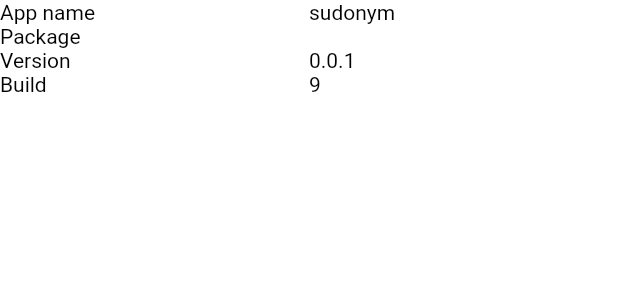
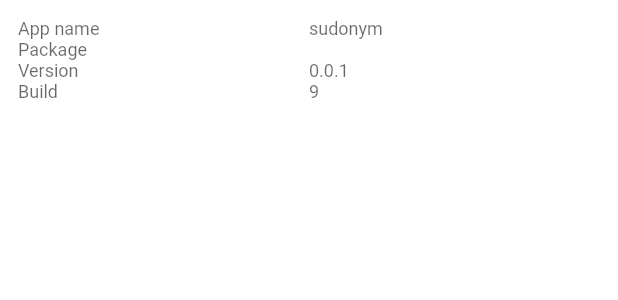
Before and after one commit to sudonym-btc/sudonym, a Flutter app: the AboutSection widget shown alone on an empty page, opened directly, on a phone screen of 412 x 824 dp. Shown: the top 300 px of the screen. Run offline on Flutter 3.47's test engine with Material 2 defaults, Android fonts, the phone set to English and light mode, and no system bars; our stand-ins replace app_links, auto_animated, dartz, dio, equatable, extended_masked_text and 21 more; missing offline and left inert: app_links_web, clipboard, firebase_app_installations_web, firebase_auth_mocks, firebase_auth_web and 12 more; accounts and stored records are empty; generated files the repository leaves out were written again; statements that could not run were skipped; project files that could hold a hidden picture were left out.

Commit message:
inv amount

```diff
--- a/app/lib/logic/bloc/entity/receiver.cubit.dart
+++ b/app/lib/logic/bloc/entity/receiver.cubit.dart
@@ -19,8 +19,9 @@ class ReceiverCubit
   @override
   listenChanges() {
     receiveSubscription ??= repository.events.stream.listen((dynamic event) {
-      if (state.entity != null) {
-        if (event['data']['id'] == state.entity!.id) {
+      if (state.entity != null && event.name == "receiver.received") {
+        if (event.data['id'] == state.entity!.id ||
+            event.data['parentId'] == state.entity!.id) {
           try {
             print("playing sound");
             FlutterRingtonePlayer.playNotification();
--- a/app/lib/presentation/pages/contact/contact.dart
+++ b/app/lib/presentation/pages/contact/contact.dart
@@ -8,7 +8,7 @@ class ContactPage extends StatelessWidget {
   @override
   Widget build(BuildContext context) {
     return Container(
-        color: Theme.of(context).colorScheme.background,
+        color: Theme.of(context).backgroundColor,
         child: SafeArea(
           child: MultiBlocProvider(
             providers: [BlocProvider(create: (_) => ContactCubit())],
--- a/app/lib/presentation/pages/qr/qr.dart
+++ b/app/lib/presentation/pages/qr/qr.dart
@@ -17,7 +17,7 @@ class _QRPageState extends State<QRPage> {
   @override
   Widget build(BuildContext context) {
     return Container(
-        color: Theme.of(context).colorScheme.background,
+        color: Theme.of(context).backgroundColor,
         child: SafeArea(
             child: Scaffold(appBar: AppBar(), body: QRView(widget.potId))));
   }
--- a/app/lib/presentation/pages/send/amount.dart
+++ b/app/lib/presentation/pages/send/amount.dart
@@ -32,7 +32,7 @@ class _AmountPageState extends State<AmountPage> with AmountLogger {
         });
 
     return Container(
-        color: Theme.of(context).colorScheme.background,
+        color: Theme.of(context).backgroundColor,
         child: SafeArea(
           child: Scaffold(
               appBar: AppBar(
--- a/app/lib/presentation/pages/send_confirm.dart
+++ b/app/lib/presentation/pages/send_confirm.dart
@@ -41,8 +41,7 @@ class SendConfirmPage extends StatelessWidget {
           String subtitle =
               (AppLocalizations.of(context)!.gatheringPaymentInfomation);
           IconData? icon;
-          Widget? content = const Center(
-              child: CircularProgressIndicator(color: Colors.white));
+          Widget? content = loader;
           Color color = Colors.indigo.shade800;
           Widget? actions;
 
@@ -50,8 +49,7 @@ class SendConfirmPage extends StatelessWidget {
             title = 'Sending';
             subtitle = 'Payment is in progress';
             icon;
-            content = const Center(
-                child: CircularProgressIndicator(color: Colors.white));
+            content = loader;
             color = Colors.indigo.shade800;
             actions = null;
           }
--- a/app/lib/presentation/pages/settings.dart
+++ b/app/lib/presentation/pages/settings.dart
@@ -1,5 +1,4 @@
 import 'package:flutter/material.dart';
-import 'package:flutter_form_builder/flutter_form_builder.dart';
 import 'package:package_info_plus/package_info_plus.dart';
 import 'package:reactive_forms/reactive_forms.dart';
 import 'package:sudonym/presentation/index.dart';
@@ -18,8 +17,10 @@ class SettingsPage extends StatelessWidget {
         color: Theme.of(context).backgroundColor,
         child: SafeArea(
             child: Scaffold(
-          appBar: AppBar(title: Text(AppLocalizations.of(context)!.settings)),
-          body: Column(mainAxisSize: MainAxisSize.min, children: [
+                appBar:
+                    AppBar(title: Text(AppLocalizations.of(context)!.settings)),
+                body: SingleChildScrollView(
+                  child: Column(mainAxisSize: MainAxisSize.min, children: [
                     const LightningSection(),
                     const CardSection(),
                     Button.flat(
@@ -32,7 +33,7 @@ class SettingsPage extends StatelessWidget {
                     ),
                     const AboutSection()
                   ]),
-        )));
+                ))));
   }
 }
 
@@ -41,9 +42,7 @@ class CardSection extends StatelessWidget {
 
   @override
   Widget build(BuildContext context) {
-    return const Expanded(
-        child:
-            Padding(padding: EdgeInsets.all(padding), child: BoltCardList()));
+    return Padding(padding: EdgeInsets.all(padding), child: BoltCardList());
   }
 }
 
@@ -117,23 +116,25 @@ class AboutSectionState extends State<AboutSection> {
 
   @override
   Widget build(BuildContext context) {
-    return Table(children: [
+    return Padding(
+        padding: EdgeInsets.all(padding),
+        child: Table(children: [
           TableRow(children: [
-        const TableCell(child: Text('App name')),
-        TableCell(child: Text(appName))
+            const TableCell(child: Info('App name')),
+            TableCell(child: Info(appName))
           ]),
           TableRow(children: [
-        const TableCell(child: Text('Package')),
-        TableCell(child: Text(packageName))
+            const TableCell(child: Info('Package')),
+            TableCell(child: Info(packageName))
           ]),
           TableRow(children: [
-        const TableCell(child: Text('Version')),
-        TableCell(child: Text(version))
+            const TableCell(child: Info('Version')),
+            TableCell(child: Info(version))
           ]),
           TableRow(children: [
-        const TableCell(child: Text('Build')),
-        TableCell(child: Text(buildNumber))
+            const TableCell(child: Info('Build')),
+            TableCell(child: Info(buildNumber))
           ]),
-    ]);
+        ]));
   }
 }
--- a/app/lib/presentation/widgets/bolt_card/bolt_card_list.dart
+++ b/app/lib/presentation/widgets/bolt_card/bolt_card_list.dart
@@ -21,11 +21,12 @@ class BoltCardList extends StatelessWidget {
             height: padding,
           ),
           const Info(
-              'Write your account details to an NFC card so that you can tap them to point of sales devices to pay'),
+              'Write your account details to an NFC card so that you can tap them to a point of sales device to pay.'),
           const SizedBox(
             height: padding,
           ),
-          Expanded(
+          ConstrainedBox(
+              constraints: const BoxConstraints(maxHeight: 300),
               child: ListWidget(
                   builder: (el) {
                     return BoltCardListItem(entity: el);
--- a/app/lib/presentation/widgets/bolt_card/bolt_card_list_item.dart
+++ b/app/lib/presentation/widgets/bolt_card/bolt_card_list_item.dart
@@ -1,4 +1,5 @@
 import 'package:flutter/material.dart';
+import 'package:font_awesome_flutter/font_awesome_flutter.dart';
 import 'package:sudonym.models/index.dart';
 import 'package:sudonym/presentation/index.dart';
 
@@ -17,6 +18,8 @@ class BoltCardListItem extends StatelessWidget {
                         entity: entity,
                       )));
         },
-        child: ListTile(title: Text(entity.name)));
+        child: ListTile(
+            leading: const Icon(Icons.credit_card_outlined),
+            title: Text(entity.name)));
   }
 }
--- a/app/lib/presentation/widgets/pot/edit_pot.dart
+++ b/app/lib/presentation/widgets/pot/edit_pot.dart
@@ -76,7 +76,7 @@ class EditPotFormState extends State<EditPotForm> {
                 items: listOfValue
                     .map((currency) => DropdownMenuItem(
                           value: currency,
-                          child: Text(currency),
+                          child: Row(children: [Text(currency)]),
                         ))
                     .toList(),
               )
```
Also changed, not shown: app/lib/presentation/pages/bolt_card/edit_bolt_card.dart (+5 -2 lines), app/lib/presentation/pages/contact/edit_contact.dart (+5 -4 lines), app/lib/presentation/pages/transaction.dart (+10 -8 lines), app/pubspec.lock, 3 other files. Lines whose indentation alone changed are shown as unchanged.
